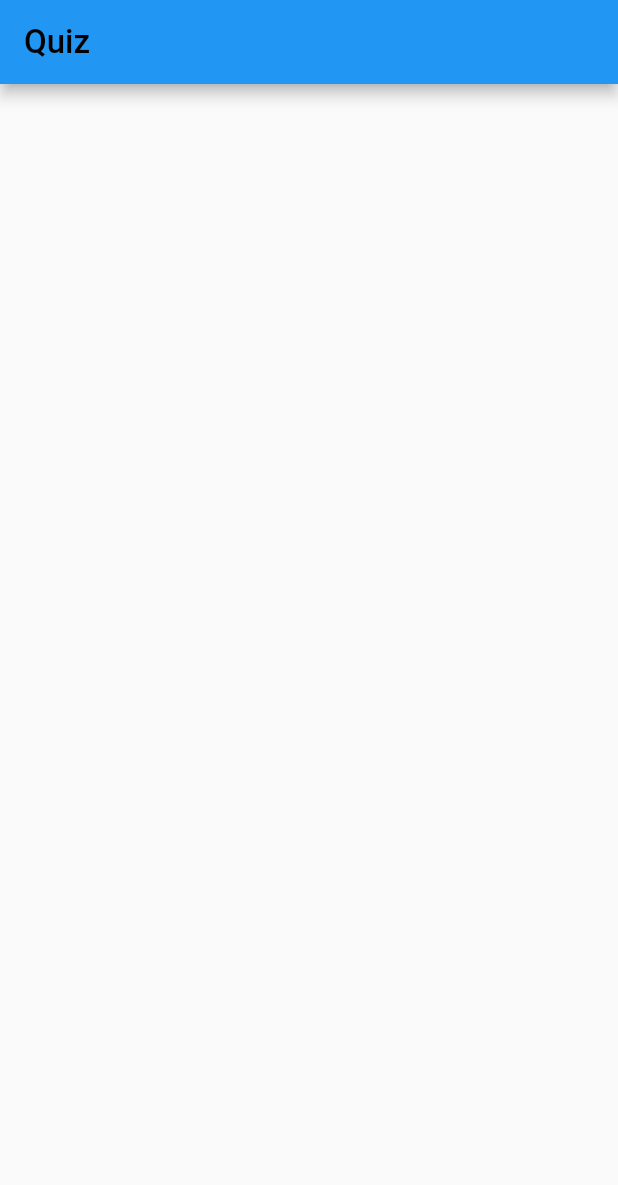
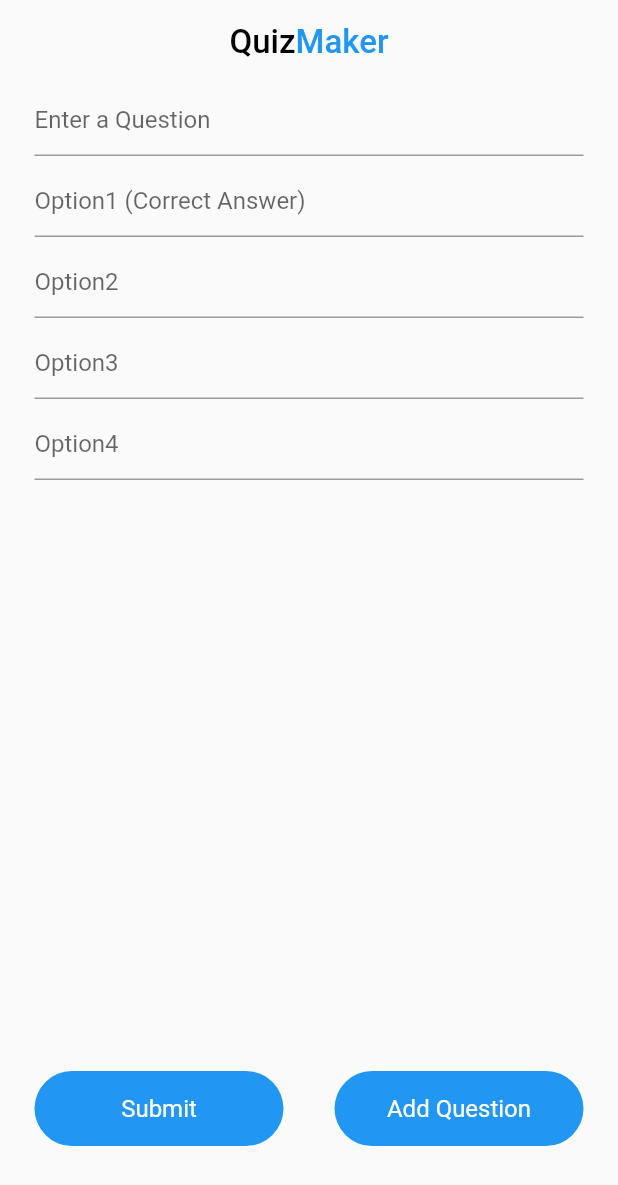
Before and after one commit to Muhammed-AbdelGhany/quiz-firebase, a Flutter app: the CreateQuestions screen opened directly, on a phone screen of 412 x 824 dp. Shown: the top 1185 px of the screen. Run offline on Flutter 3.47's test engine with Material 2 defaults, Android fonts, the phone set to English and light mode, and no system bars; our stand-ins replace cloud_firestore, dio, firebase_auth, firebase_core, random_string; missing offline and left inert: auto_validate; accounts and stored records are empty.

Commit message:
added questions collection

```diff
--- a/lib/views/create_questions.dart
+++ b/lib/views/create_questions.dart
@@ -1,18 +1,129 @@
 import 'package:flutter/material.dart';
+import 'package:quiz_firebase/services/database.dart';
 import 'package:quiz_firebase/widgets/widgets.dart';
 
 class CreateQuestions extends StatefulWidget {
+  final quizId;
+  CreateQuestions({this.quizId});
   @override
   _CreateQuestionsState createState() => _CreateQuestionsState();
 }
 
 class _CreateQuestionsState extends State<CreateQuestions> {
+  final _formkey = GlobalKey<FormState>();
+  String question, option1, option2, option3, option4;
+  bool _isloading = false;
+  DataBaseServices db = new DataBaseServices();
+  void createQuestion() async {
+    if (_formkey.currentState.validate()) {
+      setState(() {
+        _isloading = true;
+      });
+      Map<String, String> questionData = {
+        'question': question,
+        'option1': option1,
+        'option2': option2,
+        'option3': option3,
+        'option4': option4,
+      };
+      await db.addQuestionData(questionData, widget.quizId).then((value) {
+        setState(() {
+          _isloading = false;
+        });
+      });
+    }
+  }
+
   @override
   Widget build(BuildContext context) {
     return Scaffold(
       appBar: AppBar(
         title: appbarText(context),
+        backgroundColor: Colors.transparent,
+        elevation: 0,
+        centerTitle: true,
+        brightness: Brightness.light,
+        iconTheme: IconThemeData(color: Colors.black87),
       ),
+      body: _isloading
+          ? Center(
+              child: CircularProgressIndicator(),
+            )
+          : Form(
+              key: _formkey,
+              child: Container(
+                padding: EdgeInsets.symmetric(horizontal: 23),
+                child: Column(
+                  children: [
+                    TextFormField(
+                      decoration: InputDecoration(hintText: 'Enter a Question'),
+                      validator: (value) =>
+                          value.isEmpty ? "Please Enter a Question" : null,
+                      onChanged: (value) => question = value,
+                    ),
+                    SizedBox(
+                      height: 6,
+                    ),
+                    TextFormField(
+                      decoration:
+                          InputDecoration(hintText: 'Option1 (Correct Answer)'),
+                      validator: (value) =>
+                          value.isEmpty ? "Please Enter Option1" : null,
+                      onChanged: (value) => option1 = value,
+                    ),
+                    SizedBox(
+                      height: 6,
+                    ),
+                    TextFormField(
+                      decoration: InputDecoration(hintText: 'Option2'),
+                      validator: (value) =>
+                          value.isEmpty ? "Please Enter Option2" : null,
+                      onChanged: (value) => option2 = value,
+                    ),
+                    SizedBox(
+                      height: 6,
+                    ),
+                    TextFormField(
+                      decoration: InputDecoration(hintText: 'Option3'),
+                      validator: (value) =>
+                          value.isEmpty ? "Please Enter Option3" : null,
+                      onChanged: (value) => option3 = value,
+                    ),
+                    SizedBox(
+                      height: 6,
+                    ),
+                    TextFormField(
+                      decoration: InputDecoration(hintText: 'Option4'),
+                      validator: (value) =>
+                          value.isEmpty ? "Please Enter Option4" : null,
+                      onChanged: (value) => option4 = value,
+                    ),
+                    SizedBox(
+                      height: 6,
+                    ),
+                    Spacer(),
+                    Row(
+                      mainAxisAlignment: MainAxisAlignment.spaceBetween,
+                      children: [
+                        GestureDetector(
+                            onTap: () {
+                              Navigator.pop(context);
+                            },
+                            child: blueButton(context, 'Submit',
+                                MediaQuery.of(context).size.width / 2 - 40)),
+                        GestureDetector(
+                            onTap: createQuestion,
+                            child: blueButton(context, 'Add Question',
+                                MediaQuery.of(context).size.width / 2 - 40)),
+                      ],
+                    ),
+                    SizedBox(
+                      height: 60,
+                    )
+                  ],
+                ),
+              ),
+            ),
     );
   }
 }
--- a/lib/views/sign_up.dart
+++ b/lib/views/sign_up.dart
@@ -84,7 +84,8 @@ class _SignUpState extends State<SignUp> {
                 ),
                 GestureDetector(
                   onTap: onSave,
-                  child: blueButton(context, 'Sign Up'),
+                  child: blueButton(context, 'Sign Up',
+                      MediaQuery.of(context).size.width - 40),
                 ),
                 SizedBox(
                   height: 30,
--- a/lib/widgets/widgets.dart
+++ b/lib/widgets/widgets.dart
@@ -17,10 +17,10 @@ Widget appbarText(BuildContext context) {
   );
 }
 
-Widget blueButton(BuildContext context, String title) {
+Widget blueButton(BuildContext context, String title, double width) {
   return Container(
     height: 50,
-    width: MediaQuery.of(context).size.width - 40,
+    width: width,
     alignment: Alignment.center,
     decoration: BoxDecoration(
       color: Colors.blue,
```
Also changed, not shown: lib/services/database.dart (+12 -0 lines), lib/views/create_quiz.dart (+6 -2 lines), lib/views/sign_in.dart (+15 -2 lines).
